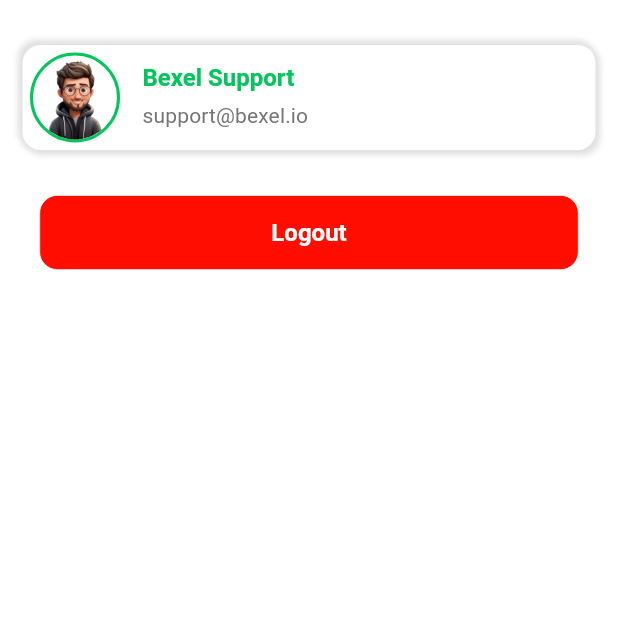
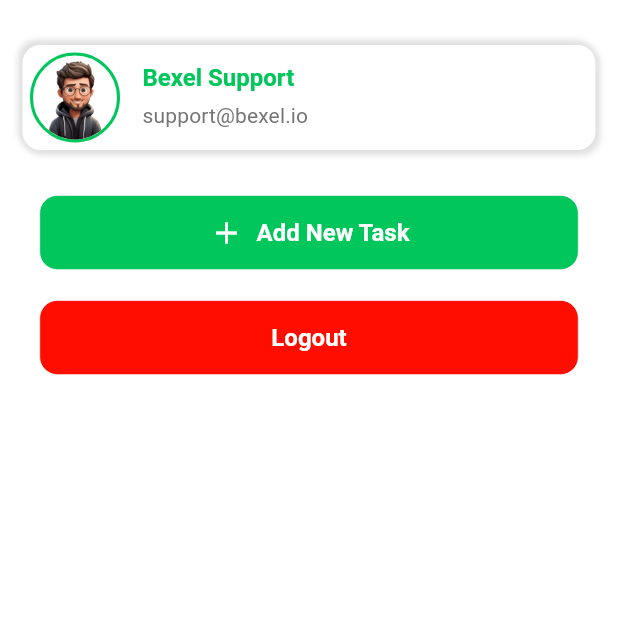
Before and after one commit to AbdelrahmanMohamed-15/bexel_tasks, a Flutter app: the ProfileScreen screen opened directly, on a phone screen of 412 x 824 dp, the top half of it. Run offline on Flutter 3.47's test engine with Material 3 defaults, Android fonts, the phone set to English and light mode, and no system bars; our stand-ins replace app_links, country_code_picker, drift, easy_localization, equatable, flutter_bloc and 7 more; missing offline and left inert: flutter_portal; accounts and stored records are empty; generated files the repository leaves out were written again; Roboto replaces fonts that are missing (Cairo-Regular); statements that could not run were skipped.

Commit message:
button for add task in profile screen

```diff
--- a/lib/feature/profile/presentation/views/profile_screen.dart
+++ b/lib/feature/profile/presentation/views/profile_screen.dart
@@ -1,9 +1,9 @@
 import 'package:bexel/Core/Routes/app_navigation.dart';
-import 'package:bexel/core/Routes/app_routes.dart';
-import 'package:bexel/core/Widget/main_app_button.dart';
+import 'package:bexel/Core/Routes/app_routes.dart';
+import 'package:bexel/Core/Widget/main_app_button.dart';
 import 'package:flutter/material.dart';
-import '../../../../core/Constant/assets_strings.dart';
-import '../../../../core/Themes/app_colors.dart';
+import '../../../../Core/Constant/assets_strings.dart';
+import '../../../../Core/Themes/app_colors.dart';
 
 class ProfileScreen extends StatefulWidget {
   const ProfileScreen({super.key});
@@ -88,6 +88,26 @@
           ),
           const SizedBox(height: 30),
           MainAppButton(
+            bgColor: AppColors.primary500,
+            child: Row(
+              mainAxisAlignment: MainAxisAlignment.center,
+              children: [
+                const Icon(Icons.add, color: Colors.white),
+                const SizedBox(width: 8),
+                Text(
+                  'Add New Task',
+                  style: theme.textTheme.titleMedium?.copyWith(
+                    color: Colors.white,
+                  ),
+                ),
+              ],
+            ),
+            onTap: () {
+              AppNavigation.pushNamed('/addTask');
+            },
+          ),
+          const SizedBox(height: 20),
+          MainAppButton(
             bgColor: AppColors.darkRed,
             child: Text(
               'Logout',
```
